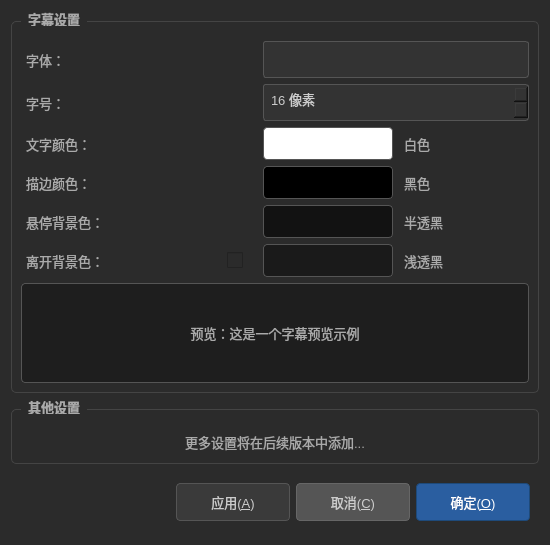
First picture: the form in src/settingwid.ui, repository xycwr92xiao/xyffmpegplayer, before the edit.
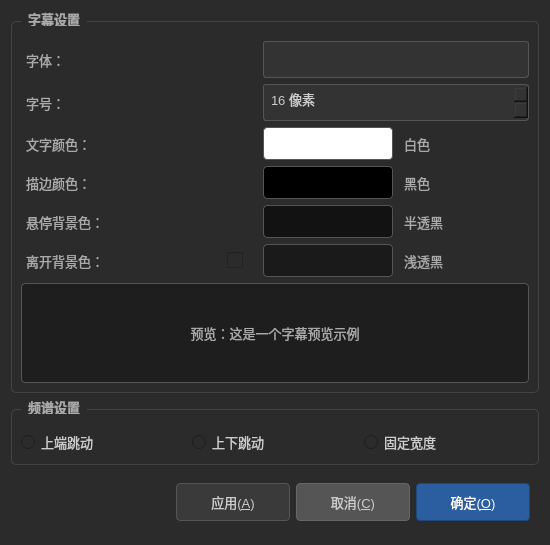
Second picture: the form after the edit. Icons and pictures are not drawn.

Patch:
```diff
--- a/src/settingwid.ui
+++ b/src/settingwid.ui
@@ -359,18 +359,33 @@
       <bool>true</bool>
      </property>
      <property name="title">
-      <string>其他设置</string>
+      <string>频谱设置</string>
      </property>
      <layout class="QGridLayout" name="gridLayout_2">
-      <item row="0" column="0">
-       <widget class="QLabel" name="labelNote">
+      <item row="1" column="0">
+       <layout class="QHBoxLayout" name="horizontalLayout_3">
+        <item>
+         <widget class="QRadioButton" name="sepMode1">
         <property name="text">
-         <string>更多设置将在后续版本中添加...</string>
-        </property>
-        <property name="alignment">
-         <set>Qt::AlignCenter</set>
-        </property>
-       </widget>
+           <string>上端跳动</string>
+          </property>
+         </widget>
+        </item>
+        <item>
+         <widget class="QRadioButton" name="sepMode2">
+          <property name="text">
+           <string>上下跳动</string>
+          </property>
+         </widget>
+        </item>
+        <item>
+         <widget class="QRadioButton" name="sepMode3">
+          <property name="text">
+           <string>固定宽度</string>
+          </property>
+         </widget>
+        </item>
+       </layout>
       </item>
      </layout>
     </widget>
```
Lines whose indentation alone changed are shown as unchanged.
